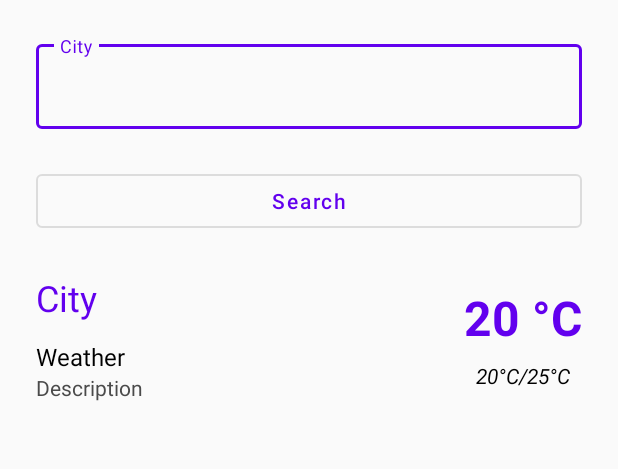
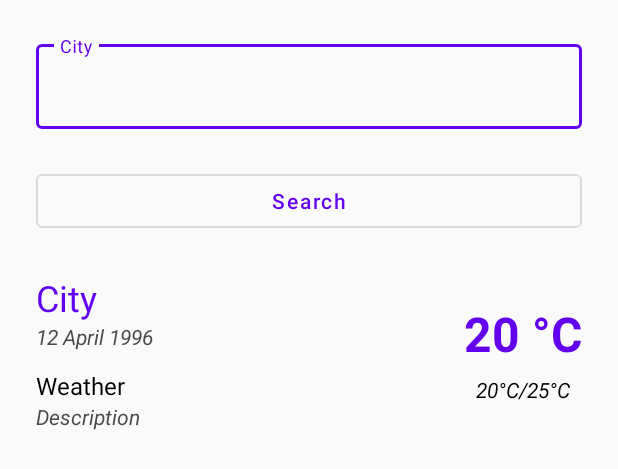
Before and after one commit to MishaNikasov/WeatherApp, an Android app: the layout fragment_root.xml on its own in the app's theme, with its tools: preview values and no code run, on a phone screen of 412 x 824 dp. Shown: the top 469 px of the screen. Run offline under Robolectric (Android 15) with nearby library versions, the phone set to English and light mode, and no system bars; network calls fail.

Commit message:
update ui

```diff
--- a/app/src/main/res/layout/fragment_root.xml
+++ b/app/src/main/res/layout/fragment_root.xml
@@ -41,24 +41,44 @@
             android:layout_width="0dp"
             android:layout_height="wrap_content"
             android:layout_marginTop="24dp"
-            android:onClick="@{() -> viewModel.onSearchClick(city.getText().toString())}"
+            android:onClick="@{() -> viewModel.onSearchClick(weatherBlock, city.getText().toString())}"
             android:text="@string/search"
             android:textAllCaps="false"
             app:layout_constraintEnd_toEndOf="@+id/textInputLayout"
             app:layout_constraintStart_toStartOf="@+id/textInputLayout"
             app:layout_constraintTop_toBottomOf="@+id/textInputLayout" />
 
+        <androidx.constraintlayout.widget.ConstraintLayout
+            android:id="@+id/weatherBlock"
+            android:layout_width="0dp"
+            android:layout_height="wrap_content"
+            android:layout_marginTop="24dp"
+            app:layout_constraintEnd_toEndOf="@+id/search"
+            app:layout_constraintStart_toStartOf="@+id/textInputLayout"
+            app:layout_constraintTop_toBottomOf="@+id/search">
+
             <TextView
                 android:id="@+id/cityName"
                 android:layout_width="wrap_content"
                 android:layout_height="wrap_content"
-            android:layout_marginTop="24dp"
                 android:text="@{viewModel.cityName}"
                 android:textColor="@color/colorPrimary"
                 android:textSize="24sp"
-            app:layout_constraintStart_toStartOf="@+id/textInputLayout"
-            app:layout_constraintTop_toBottomOf="@+id/search"
+                app:layout_constraintStart_toStartOf="parent"
+                app:layout_constraintTop_toTopOf="parent"
                 tools:text="City" />
+
+            <TextView
+                android:id="@+id/date"
+                android:layout_width="wrap_content"
+                android:layout_height="wrap_content"
+                android:text="@{viewModel.date}"
+                android:textColor="@color/grey"
+                android:textSize="14sp"
+                android:textStyle="italic"
+                app:layout_constraintStart_toStartOf="@+id/cityName"
+                app:layout_constraintTop_toBottomOf="@+id/cityName"
+                tools:text="12 April 1996" />
 
             <TextView
                 android:id="@+id/weatherType"
@@ -68,8 +88,8 @@
                 android:text="@{viewModel.weatherType}"
                 android:textColor="@color/black"
                 android:textSize="16sp"
-            app:layout_constraintStart_toStartOf="@+id/textInputLayout"
-            app:layout_constraintTop_toBottomOf="@+id/cityName"
+                app:layout_constraintStart_toStartOf="parent"
+                app:layout_constraintTop_toBottomOf="@+id/date"
                 tools:text="Weather" />
 
             <TextView
@@ -79,31 +99,34 @@
                 android:text="@{viewModel.weatherDescription}"
                 android:textColor="@color/grey"
                 android:textSize="14sp"
-            app:layout_constraintStart_toStartOf="@+id/textInputLayout"
+                android:textStyle="italic"
+                app:layout_constraintStart_toStartOf="parent"
                 app:layout_constraintTop_toBottomOf="@+id/weatherType"
                 tools:text="Description" />
 
             <TextView
-            android:textStyle="bold"
                 android:id="@+id/temperature"
                 android:layout_width="wrap_content"
                 android:layout_height="wrap_content"
                 android:text="@{viewModel.temperature}"
                 android:textColor="@color/colorPrimary"
                 android:textSize="32sp"
+                android:textStyle="bold"
                 app:layout_constraintBottom_toTopOf="@+id/avgTemp"
-            app:layout_constraintEnd_toEndOf="@+id/search"
+                app:layout_constraintEnd_toEndOf="parent"
                 app:layout_constraintTop_toTopOf="@+id/cityName"
+                app:layout_constraintVertical_chainStyle="packed"
                 tools:text="20 °C" />
 
             <TextView
-            android:textStyle="italic"
                 android:id="@+id/avgTemp"
                 android:layout_width="wrap_content"
                 android:layout_height="wrap_content"
+                android:layout_marginTop="6dp"
                 android:text="@{viewModel.avgTemperature}"
                 android:textColor="@color/black"
                 android:textSize="14sp"
+                android:textStyle="italic"
                 app:layout_constraintBottom_toBottomOf="@+id/weatherDescription"
                 app:layout_constraintEnd_toEndOf="@+id/temperature"
                 app:layout_constraintHorizontal_bias="0.5"
@@ -112,4 +135,7 @@
                 tools:text="20°C/25°C" />
 
         </androidx.constraintlayout.widget.ConstraintLayout>
+
+
+    </androidx.constraintlayout.widget.ConstraintLayout>
 </layout>
--- a/app/src/main/res/values/strings.xml
+++ b/app/src/main/res/values/strings.xml
@@ -3,4 +3,6 @@
     <string name="city">City</string>
     <string name="search">Search</string>
     <string name="celsius">°C</string>
+    <string name="day_format">EEEE d MMMM yyyy</string>
+
 </resources>
```
Also changed, not shown: app/src/main/java/com/nikasov/weatherapp/di/AppModule.kt (+9 -0 lines), app/src/main/java/com/nikasov/weatherapp/ui/fragment/root/RootViewModel.kt (+18 -7 lines), app/src/main/java/com/nikasov/weatherapp/utils/DateUtils.kt (added, +13 -0 lines), app/src/main/java/com/nikasov/weatherapp/utils/ResourceProvider.kt (added, +16 -0 lines), app/src/main/res/anim/fading.xml (added, +9 -0 lines). Lines whose indentation alone changed are shown as unchanged.
